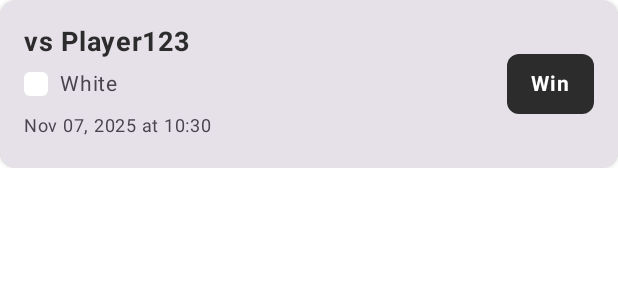
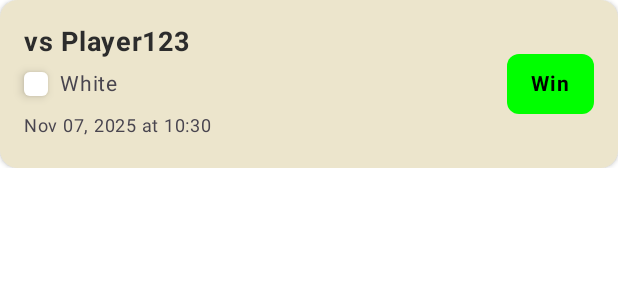
Before and after one commit to AdamShk123/chess, an Android app built with Jetpack Compose: the @Preview function MatchHistoryItemPreview, on a phone screen of 412 x 824 dp. Shown: the top 300 px of the screen. Run offline under Robolectric (Android 15) with nearby library versions, the phone set to English and light mode, and no system bars.

Commit message:
updated colors for better contrast and extended theme to make specific colors for win, loss, and draw

```diff
--- a/chess-android/app/src/main/java/com/example/chessandroid/ui/screens/matchhistory/MatchHistoryScreen.kt
+++ b/chess-android/app/src/main/java/com/example/chessandroid/ui/screens/matchhistory/MatchHistoryScreen.kt
@@ -1,6 +1,7 @@
 package com.example.chessandroid.ui.screens.matchhistory
 
 import androidx.compose.foundation.background
+import androidx.compose.foundation.border
 import androidx.compose.foundation.layout.*
 import androidx.compose.foundation.lazy.LazyColumn
 import androidx.compose.foundation.lazy.LazyRow
@@ -26,6 +27,7 @@ import androidx.compose.ui.unit.dp
 import androidx.compose.ui.unit.sp
 import androidx.hilt.navigation.compose.hiltViewModel
 import com.example.chessandroid.ui.theme.ChessAndroidTheme
+import com.example.chessandroid.ui.theme.chessColors
 import java.time.LocalDateTime
 import com.example.chessandroid.R
 
@@ -252,7 +254,13 @@ fun MatchHistoryItem(
     Card(
         modifier = modifier.fillMaxWidth(),
         elevation = CardDefaults.cardElevation(defaultElevation = 2.dp),
-        shape = RoundedCornerShape(12.dp)
+        shape = RoundedCornerShape(12.dp),
+        colors = CardColors(
+            containerColor = MaterialTheme.colorScheme.surface,
+            contentColor = MaterialTheme.colorScheme.onSurface,
+            disabledContainerColor = MaterialTheme.colorScheme.surface,
+            disabledContentColor = MaterialTheme.colorScheme.surface
+        )
     ) {
         Row(
             modifier = Modifier
@@ -279,14 +287,12 @@ fun MatchHistoryItem(
                     verticalAlignment = Alignment.CenterVertically
                 ) {
                     // Color indicator
-                    Box(
-                        modifier = Modifier
-                            .size(16.dp)
-                            .background(
-                                color = if (match.playerColor == PlayerColor.WHITE) Color.White else Color.Black,
-                                shape = RoundedCornerShape(4.dp)
-                            )
-                    )
+                    Surface(
+                        modifier = Modifier.size(16.dp),
+                        color = if (match.playerColor == PlayerColor.WHITE) Color.White else Color.Black,
+                        shape = RoundedCornerShape(4.dp),
+                        shadowElevation = 4.dp
+                    ) {}
 
                     Text(
                         text = match.playerColor.displayName,
@@ -316,9 +322,9 @@ fun ResultBadge(
     modifier: Modifier = Modifier
 ) {
     val (backgroundColor, textColor) = when (result) {
-        MatchResult.WIN -> MaterialTheme.colorScheme.primary to MaterialTheme.colorScheme.onPrimary
-        MatchResult.LOSS -> MaterialTheme.colorScheme.error to MaterialTheme.colorScheme.onError
-        MatchResult.DRAW -> MaterialTheme.colorScheme.tertiary to MaterialTheme.colorScheme.onTertiary
+        MatchResult.WIN -> MaterialTheme.chessColors.winBackground to MaterialTheme.chessColors.onWinBackground
+        MatchResult.LOSS -> MaterialTheme.chessColors.loseBackground to MaterialTheme.chessColors.onLoseBackground
+        MatchResult.DRAW -> MaterialTheme.chessColors.drawBackground to MaterialTheme.chessColors.onDrawBackground
     }
 
     Surface(
--- a/chess-android/app/src/main/java/com/example/chessandroid/ui/theme/Color.kt
+++ b/chess-android/app/src/main/java/com/example/chessandroid/ui/theme/Color.kt
@@ -7,9 +7,17 @@ val ChessPrimary = Color(0xFF2C2C2C)  // Rich black
 val ChessSecondary = Color(0xFF8B4513)  // Warm brown
 val ChessTertiary = Color(0xFFFFD700)  // Gold
 val ChessBackground = Color(0xFFF5F5DC)  // Cream
-val ChessSurface = Color(0xFFFEFEFE)  // Off-white
+val ChessSurface = Color(0xFFECE5CC)  // Off-white
 val ChessOnPrimary = Color(0xFFFFFFFF)  // White text on black
 val ChessOnSecondary = Color(0xFFFFFFFF)  // White text on brown
 val ChessOnTertiary = Color(0xFF000000)  // Black text on gold
 val ChessOnBackground = Color(0xFF2C2C2C)  // Black text on cream
 val ChessOnSurface = Color(0xFF2C2C2C)  // Black text on surface
+
+val ChessError = Color(0xFFB00020)  // Deep red for errors
+
+val ChessWinBackground = Color(0xFF00FF00)  // Green for winning
+
+val ChessDrawBackground = Color(0xFFFFE500)  // Yellow for draws
+
+val ChessLoseBackground = Color(0xFFFF0000)
--- a/chess-android/app/src/main/java/com/example/chessandroid/ui/theme/Theme.kt
+++ b/chess-android/app/src/main/java/com/example/chessandroid/ui/theme/Theme.kt
@@ -3,6 +3,30 @@ package com.example.chessandroid.ui.theme
 import androidx.compose.material3.MaterialTheme
 import androidx.compose.material3.lightColorScheme
 import androidx.compose.runtime.Composable
+import androidx.compose.runtime.CompositionLocalProvider
+import androidx.compose.runtime.staticCompositionLocalOf
+import androidx.compose.ui.graphics.Color
+
+// Extended colors for Chess app
+data class ChessExtendedColors(
+    val winBackground: Color,
+    val onWinBackground: Color,
+    val drawBackground: Color,
+    val onDrawBackground: Color,
+    val loseBackground: Color,
+    val onLoseBackground: Color
+)
+
+private val LocalChessExtendedColors = staticCompositionLocalOf {
+    ChessExtendedColors(
+        winBackground = ChessWinBackground,
+        onWinBackground = ChessOnTertiary,
+        drawBackground = ChessDrawBackground,
+        onDrawBackground = ChessOnTertiary,
+        loseBackground = ChessLoseBackground,
+        onLoseBackground = ChessOnTertiary
+    )
+}
 
 private val ChessColorScheme = lightColorScheme(
     primary = ChessPrimary,
@@ -14,16 +38,33 @@ private val ChessColorScheme = lightColorScheme(
     onSecondary = ChessOnSecondary,
     onTertiary = ChessOnTertiary,
     onBackground = ChessOnBackground,
-    onSurface = ChessOnSurface
+    onSurface = ChessOnSurface,
+    error = ChessError
 )
 
 @Composable
 fun ChessAndroidTheme(
     content: @Composable () -> Unit
 ) {
-    MaterialTheme(
-        colorScheme = ChessColorScheme,
-        typography = Typography,
-        content = content
+    val extendedColors = ChessExtendedColors(
+        winBackground = ChessWinBackground,
+        onWinBackground = ChessOnTertiary,
+        drawBackground = ChessDrawBackground,
+        onDrawBackground = ChessOnTertiary,
+        loseBackground = ChessLoseBackground,
+        onLoseBackground = ChessOnTertiary
     )
+
+    CompositionLocalProvider(LocalChessExtendedColors provides extendedColors) {
+        MaterialTheme(
+            colorScheme = ChessColorScheme,
+            typography = Typography,
+            content = content
+        )
+    }
 }
+
+// Extension property to access extended colors
+val MaterialTheme.chessColors: ChessExtendedColors
+    @Composable
+    get() = LocalChessExtendedColors.current
```
